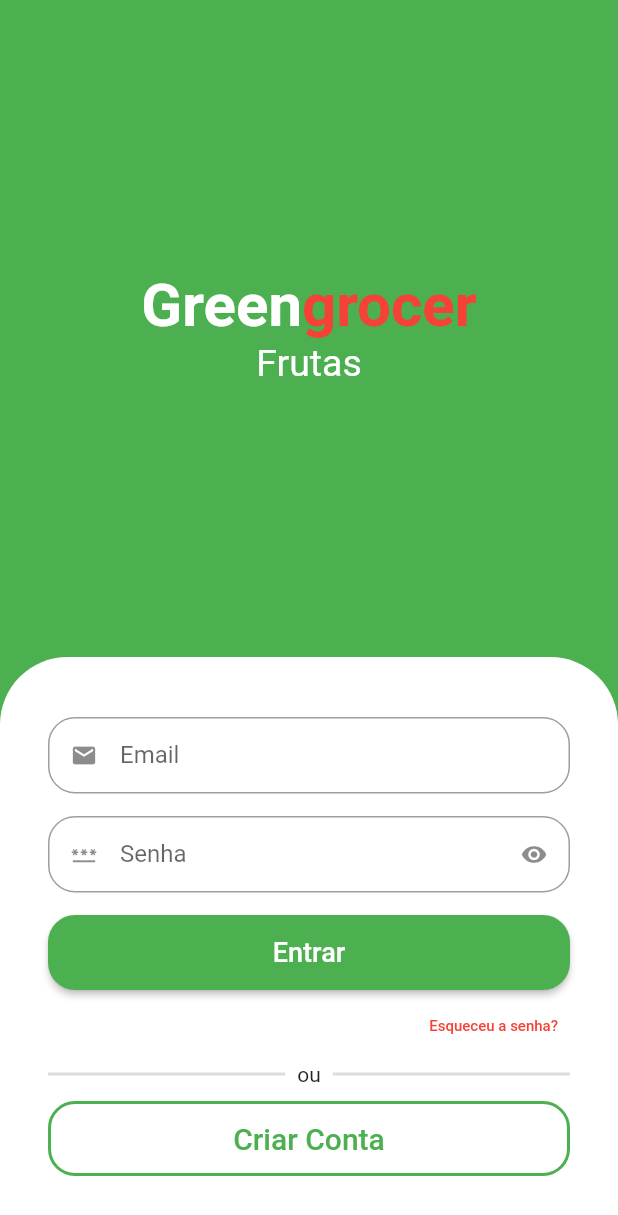
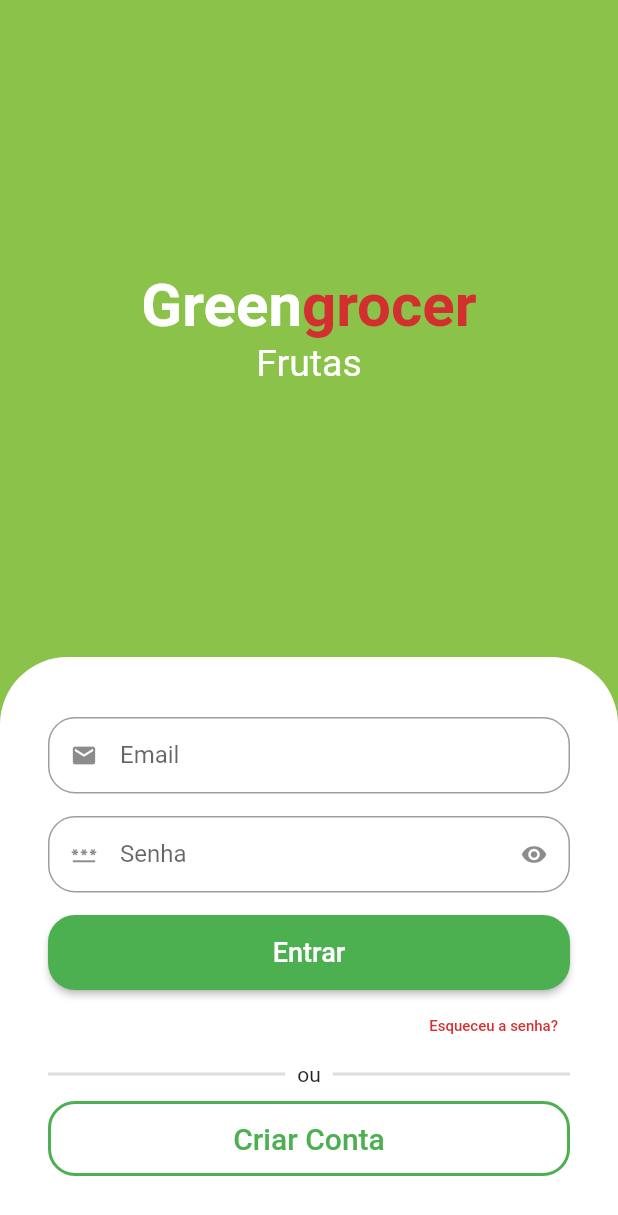
Before and after one commit to JackLopes/flutter_appquitanda, a Flutter app: the screen it shows after launch, on a phone screen of 412 x 824 dp. Shown: the top 1215 px of the screen. Run offline on Flutter 3.47's test engine with Material 2 defaults, Android fonts, the phone set to English and light mode, and no system bars; drawn by our look-alikes of animated_text_kit.

Commit message:
criando e adicionando cores customizadas

```diff
--- a/lib/src/auth/sign_in_screen.dart
+++ b/lib/src/auth/sign_in_screen.dart
@@ -1,3 +1,4 @@
+import 'package:appquitanda/src/config/custom_colors.dart';
 import 'package:flutter/material.dart';
 import 'package:animated_text_kit/animated_text_kit.dart';
 
@@ -9,7 +10,7 @@
   @override
   Widget build(BuildContext context) {
     return Scaffold(
-      backgroundColor: Colors.green,
+      backgroundColor: CustomColors.customSwatchColor,
       body: Column(
         children: [
           Expanded(
@@ -17,13 +18,13 @@
               mainAxisAlignment: MainAxisAlignment.center,
               children: [
                 //Titulo do app, Tecnica para customizar frase
-               const Text.rich(
+                Text.rich(
                     TextSpan(
-                      style: TextStyle(
+                      style: const TextStyle(
                         fontSize: 40,
                       ),
                       children: [
-                        TextSpan(
+                        const TextSpan(
                           text: 'Green',
                               style: TextStyle(
                                 color: Colors.white,
@@ -33,7 +34,7 @@
                         TextSpan(
                             text: 'grocer',
                             style: TextStyle(
-                              color: Colors.red,
+                              color: CustomColors.customConstrastColor,
                               fontWeight: FontWeight.bold,
                             )
                         ),
@@ -81,8 +82,8 @@
               // Strech, estica os filhos no tamanho da coluna
               crossAxisAlignment: CrossAxisAlignment.stretch,
               children: [
-                CustomTexField(icone: Icons.email, label: 'Email'),
-                CustomTexField(
+                const CustomTexField(icone: Icons.email, label: 'Email'),
+                const CustomTexField(
                     icone: Icons.password, label: 'Senha', isSecret: true),
                 //SizedBox Customizar um botão
                 SizedBox(
@@ -105,9 +106,9 @@
                   alignment: Alignment.centerRight,
                   child: TextButton(
                     onPressed: () {},
-                    child: const Text(
+                    child:  Text(
                       'Esqueceu a senha?',
-                      style: TextStyle(fontSize: 10, color: Colors.red),
+                      style: TextStyle(fontSize: 10, color: CustomColors.customConstrastColor),
                     ),
                   ),
                 ),
--- /dev/null
+++ b/lib/src/config/custom_colors.dart
@@ -0,0 +1,20 @@
+import 'package:flutter/material.dart';
+
+Map<int, Color> _swatchOpacity = {
+  50: const Color.fromRGBO(139, 195,74 ,.1),
+  100: const Color.fromRGBO(139, 195,74 ,.2),
+  200: const Color.fromRGBO(139, 195,74 ,.3),
+  300: const Color.fromRGBO(139, 195,74 ,.4),
+  400: const Color.fromRGBO(139, 195,74 ,.5),
+  500: const Color.fromRGBO(139, 195,74 ,.6),
+  600: const Color.fromRGBO(139, 195,74 ,.7),
+  700: const Color.fromRGBO(139, 195,74 ,.8),
+  800: const Color.fromRGBO(139, 195,74 ,.9),
+  900: const Color.fromRGBO(139, 195,74 ,1),
+};
+
+
+abstract class CustomColors {
+  static Color customConstrastColor = Colors.red.shade700;
+  static MaterialColor customSwatchColor = MaterialColor(0xFF8BC34A, _swatchOpacity);
+}
```
